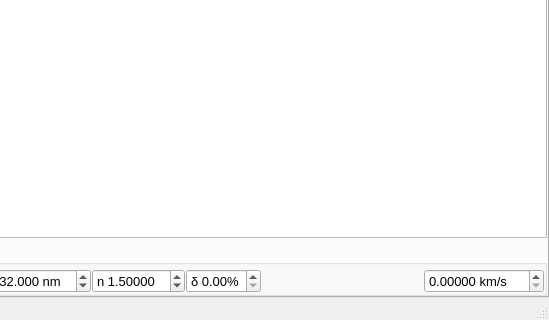
First picture: the form in plugins/Visar/Visar1.ui, repository NeutrinoToolkit/Neutrino, before the edit; both pictures show x 203 to 752 and y 203 to 523 of the 752 by 523 pixel window.
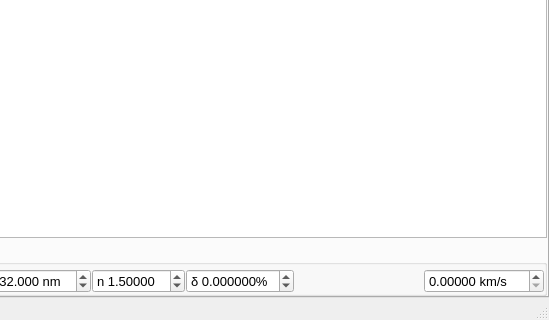
Second picture: the form after the edit. The open tabs and pages were chosen to show the change. Icons and pictures are not drawn. Custom widgets are drawn as their Qt base class.

The edit to the form file:
```diff
--- a/plugins/Visar/Visar1.ui
+++ b/plugins/Visar/Visar1.ui
@@ -620,7 +620,10 @@
               <string>%</string>
              </property>
              <property name="decimals">
-              <number>2</number>
+              <number>6</number>
+             </property>
+             <property name="minimum">
+              <double>-9.999900000000000</double>
              </property>
              <property name="maximum">
               <double>9.990000000000000</double>
```
Left out of the diff: 16 changed lines with no effect on the pictures.
